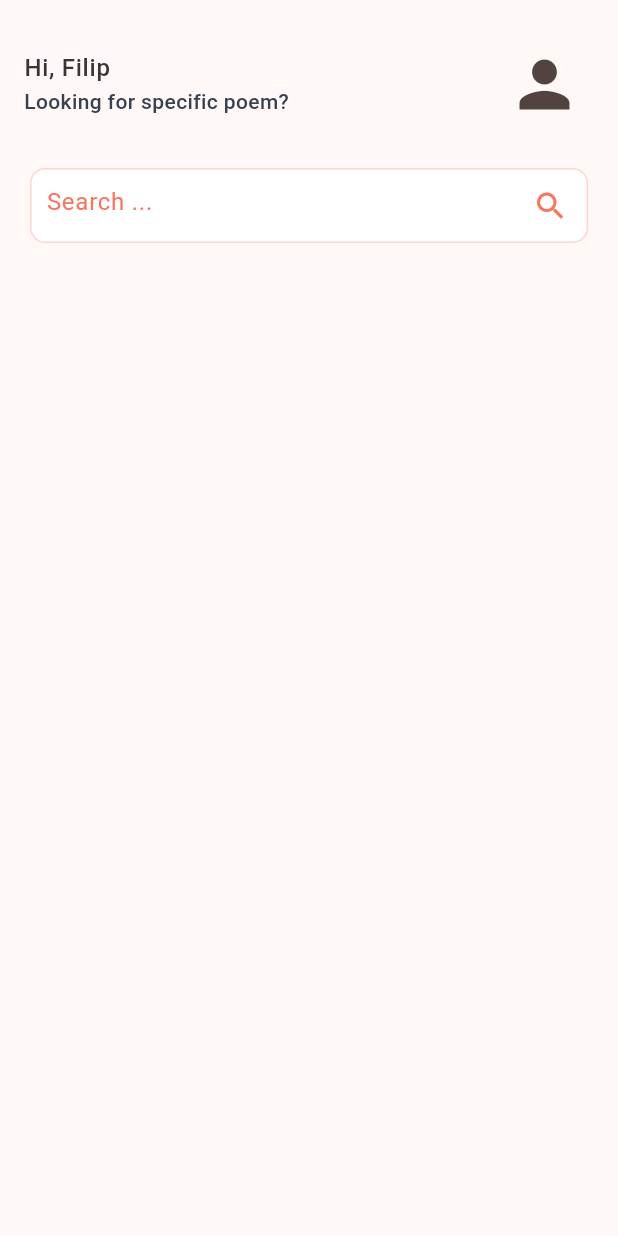
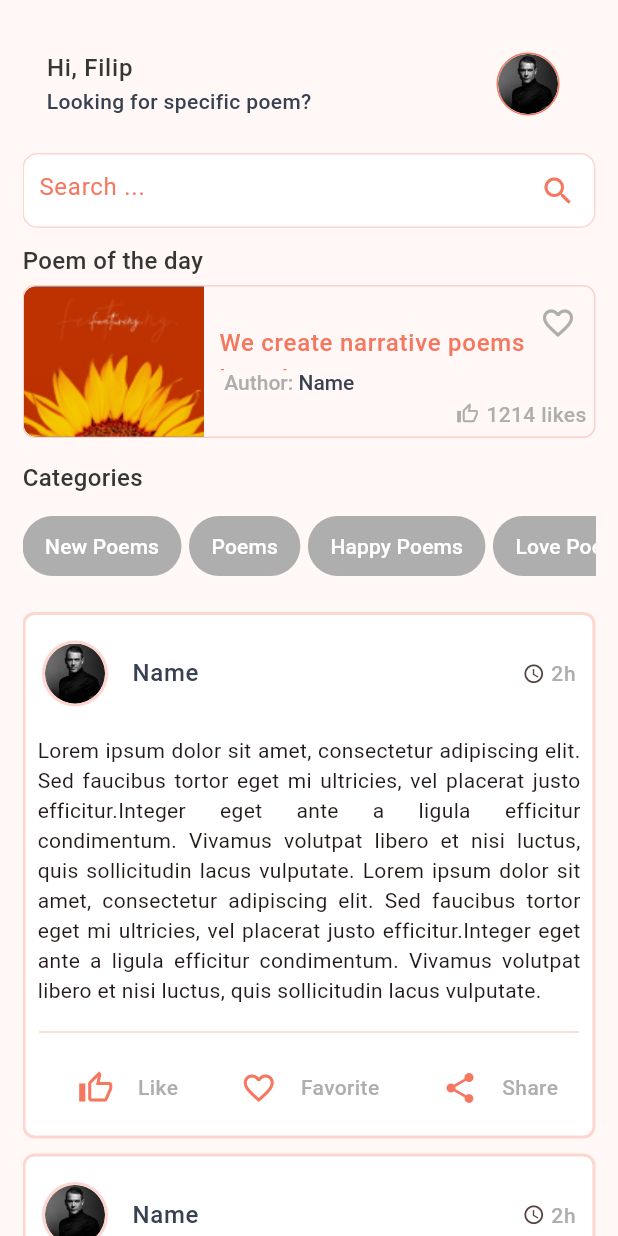
Before and after one commit to ammardev99/Poem_Generator, a Flutter app: the Explore screen opened directly, on a phone screen of 412 x 824 dp. Run offline on Flutter 3.47's test engine with Material 3 defaults, Android fonts, the phone set to English and light mode, and no system bars; our stand-ins replace awesome_bottom_bar, flutter_svg, get.

Commit message:
Home | Explore

```diff
--- a/lib/Screens/explore.dart
+++ b/lib/Screens/explore.dart
@@ -1,6 +1,7 @@
 import 'package:flutter/material.dart';
 import 'package:poem_generator/components/assets.dart';
 import 'package:poem_generator/components/widgets.dart';
+import 'package:poem_generator/models/category_model.dart';
 
 class Explore extends StatefulWidget {
   const Explore({super.key});
@@ -13,16 +14,38 @@ class _ExploreState extends State<Explore> {
   @override
   Widget build(BuildContext context) {
     return Scaffold(
-      body: ListView(
-        children: [
-          sizeBox(20),
-          const ProfileWelcom(),
-          sizeBox(20),
+      body: Padding(
+        padding: const EdgeInsets.symmetric(horizontal: 15),
+        child: ListView(
+          children: [
+            sizeBox(20),
+            profileWelcom(),
+            sizeBox(10),
+            searchBar(),
+            sizeBox(10),
+            myHeading("Poem of the day"),
+            poemOfTheDay(categoriesList[1]),
+            sizeBox(10),
+            Row(
+              mainAxisAlignment: MainAxisAlignment.spaceBetween,
+              children: [
+                myHeading("Categories"),
+                // GestureDetector(onTap: () {}, child: info("See all"))
+              ],
+            ),
+            sizeBox(10),
+            categoriesButtons(),
+            sizeBox(20),
+            poemPost(context),
+            sizeBox(10),
+            poemPost(context),
+            sizeBox(10),
+            poemPost(context),
+            sizeBox(10),
 
-          searchBar(),
-          //////////////////
-          ///
-        ],
+            ///
+          ],
+        ),
       ),
     );
   }
@@ -30,9 +53,9 @@ class _ExploreState extends State<Explore> {
   Container searchBar() {
     return Container(
       decoration: searchDecoration(whiteColor, primaryColor03),
-      margin: const EdgeInsets.symmetric(horizontal: 20),
       child: TextField(
-        decoration: searchStyle("Search ...", primaryColor, primaryColor03, Icons.search),
+        decoration: searchStyle(
+            "Search ...", primaryColor, primaryColor03, Icons.search),
         cursorColor: primaryColor,
         style: TextStyle(color: secondaryColor),
         autocorrect: true,
@@ -41,21 +64,3 @@ class _ExploreState extends State<Explore> {
     );
   }
 }
-
-class ProfileWelcom extends StatelessWidget {
-  const ProfileWelcom({
-    super.key,
-  });
-
-  @override
-  Widget build(BuildContext context) {
-    return ListTile(
-      title: myHeading("Hi, Filip"),
-      subtitle: info("Looking for specific poem?", secondaryColor),
-      trailing: const Icon(
-        Icons.person,
-        size: 50,
-      ),
-    );
-  }
-}
--- a/lib/Screens/home.dart
+++ b/lib/Screens/home.dart
@@ -14,7 +14,7 @@ class Home extends StatefulWidget {
 }
 
 class _HomeState extends State<Home> {
-  int _selectedIndex = 0;
+    int _selectedScreenIndex = 0;
 
   // items/icon list for BottomAppBar
   List<TabItem> items = [
@@ -38,7 +38,7 @@ const Menu(),
   Widget build(BuildContext context) {
     return Scaffold(
       extendBody: true,
-      body: screen[_selectedIndex],
+      body: screen[_selectedScreenIndex],
       bottomNavigationBar: bottomBar(),
     );
   }
@@ -50,13 +50,13 @@ const Menu(),
       backgroundColor: whiteColor,
       color: secondaryColor,
       colorSelected: primaryColor,
-      indexSelected: _selectedIndex,
+      indexSelected: _selectedScreenIndex,
       isFloating: true,
       highlightStyle: const HighlightStyle(
           sizeLarge: true, isHexagon: true, elevation: 3,
           ),
       onTap: (int index) => setState(() {
-        _selectedIndex = index;
+        _selectedScreenIndex = index;
       }),
     );
   }
--- a/lib/Screens/ineer screens/profile_edit.dart
+++ b/lib/Screens/ineer screens/profile_edit.dart
@@ -43,7 +43,7 @@ class _EditProfileState extends State<EditProfile> {
                     TextField(
                         decoration: editProfileinputStyle("email@gmail.com")),
                     sizeBox(15),
-                    myHeading('Mobile Number'),
+                    myHeading('Contact'),
                     sizeBox(5),
                     TextField(
                         decoration: editProfileinputStyle("Phone Number")),
--- a/lib/components/assets.dart
+++ b/lib/components/assets.dart
@@ -85,13 +85,10 @@ InputDecoration searchStyle(String hint, Color hintColor, Color fillColor , Icon
     hintText: hint,
     hintStyle: TextStyle(color: hintColor, fontWeight: FontWeight.normal),
     contentPadding: const EdgeInsets.symmetric(horizontal: 10, vertical: 10),
-    suffixIcon: GestureDetector(
-      onTap: () {},
-      child:  Icon(
+    suffixIcon: IconButton(onPressed: (){}, icon: Icon(
         icon,
         color: hintColor,
-      ),
-    ),
+      ),),
     border: InputBorder.none,
     fillColor: fillColor,
     focusColor: borderColor,
--- a/lib/components/widgets.dart
+++ b/lib/components/widgets.dart
@@ -19,6 +19,7 @@ Widget myTitle(String text, [Color? color]) {
 }
 
 Widget myHeading(String text, [Color? color]) {
+
   return Text(
     text,
     style: TextStyle(
@@ -215,6 +216,105 @@ Widget poemCategory(Category category) {
   );
 }
 
+Widget poemOfTheDay(Category category) {
+  return Container(
+    margin: const EdgeInsets.symmetric(vertical: 5),
+    decoration: BoxDecoration(
+      border: Border.all(color: primaryColor03),
+      borderRadius: BorderRadius.circular(8),
+    ),
+    child: InkWell(
+      onTap: () {
+        Get.to(const PoemInfo());
+      },
+      borderRadius: BorderRadius.circular(8),
+      hoverColor: whiteColor,
+      splashColor: primaryColor03,
+      child: Stack(
+        children: [
+// main card
+          Row(
+            children: [
+              Container(
+                width: 120,
+                height: 100,
+                decoration: BoxDecoration(
+                  color: category.color,
+                  borderRadius: const BorderRadius.only(
+                    topLeft: Radius.circular(8),
+                    bottomLeft: Radius.circular(8),
+                  ),
+                  image: const DecorationImage(
+                      image: AssetImage(
+                        'images/poem_image.png',
+                      ),
+                      fit: BoxFit.cover),
+                ),
+              ),
+              const SizedBox(width: 10),
+              Expanded(
+                  child: ListTile(
+                contentPadding: EdgeInsets.zero,
+                title: SizedBox(
+                    height: 30, child: myHeading(category.title, primaryColor)),
+                subtitle: RichText(
+                  text: TextSpan(
+                    children: [
+                      TextSpan(
+                        text: ' Author: ',
+                        style: TextStyle(
+                          fontSize: 14,
+                          fontWeight: FontWeight.w500,
+                          color: borderColor,
+                        ),
+                      ),
+                      TextSpan(
+                        text: 'Name',
+                        style: TextStyle(
+                          fontSize: 14,
+                          fontWeight: FontWeight.w500,
+                          color: secondaryColor,
+                        ),
+                      ),
+                    ],
+                  ),
+                ),
+              )
+                  ),
+            ],
+          ),
+// over layer Fav and likes
+          Positioned(
+              right: 0,
+              top: 0,
+              child: IconButton(
+                  onPressed: () {},
+                  icon: Icon(
+                    Icons.favorite_border,
+                    color: borderColor,
+                  ))),
+
+          Positioned(
+              right: 5,
+              bottom: 5,
+              child: Row(
+                children: [
+                  Icon(
+                    Icons.thumb_up_alt_outlined,
+                    color: borderColor,
+                    size: 15,
+                  ),
+                  sizeBox(5),
+                  info('1214 likes')
+                ],
+              )),
+        ],
+      ),
+// end overlayer
+    ),
+  );
+}
+
 Widget iconWithLabel(IconData icon, String label) {
   return Row(
     mainAxisSize: MainAxisSize.min,
@@ -298,3 +398,56 @@ Widget poemPost(BuildContext context) {
     ),
   );
 }
+
+Widget categoriesButtons() {
+  return SingleChildScrollView(
+    scrollDirection: Axis.horizontal, // Ensures horizontal scrolling
+    child: Row(
+      children: [
+        categoryButton("New Poems"),
+        sizeBox(5),
+        categoryButton("Poems"),
+        sizeBox(5),
+        categoryButton("Happy Poems"),
+        sizeBox(5),
+        categoryButton("Love Poems"),
+        sizeBox(5),
+      ],
+    ),
+  );
+}
+
+Widget categoryButton(String text) {
+  return TextButton(
+    onPressed: () {
+      Get.to(CategoryFeed(name: text));
+    },
+    style: TextButton.styleFrom(
+      foregroundColor: whiteColor,
+      backgroundColor: borderColor,
+      padding: const EdgeInsets.symmetric(horizontal: 15.0, vertical: 10.0),
+      shape: RoundedRectangleBorder(
+        borderRadius: BorderRadius.circular(100),
+      ),
+    ),
+    child: Text(text),
+  );
+}
+
+Widget profileWelcom() {
+  return ListTile(
+    title: myHeading("Hi, Filip"),
+    subtitle: info("Looking for specific poem?", secondaryColor),
+    trailing: Container(
+      decoration: BoxDecoration(
+        border: Border.all(color: primaryColor, width: 1),
+        borderRadius: BorderRadius.circular(100),
+      ),
+      child: const CircleAvatar(
+        backgroundImage: AssetImage(
+          'images/author.png',
+        ),
+      ),
+    ),
+  );
+}
```
Also changed, not shown: images/poem_image.png (added).
